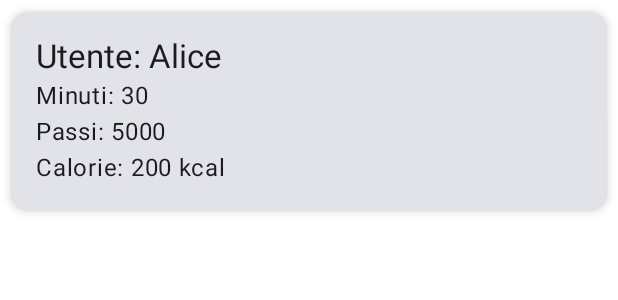
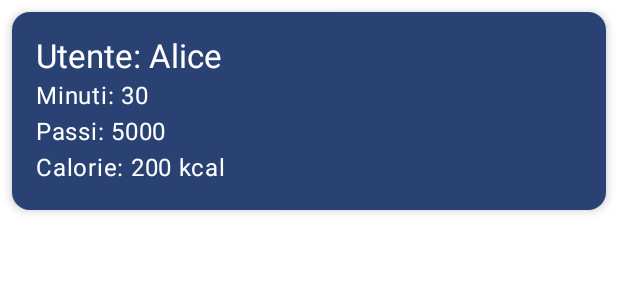
Before and after one commit to giuliocapo/GardenBuddy, an Android app built with Jetpack Compose: the @Preview function ActivityCardPreview, on a phone screen of 412 x 824 dp. Shown: the top 300 px of the screen. Run offline under Robolectric (Android 15) with nearby library versions, the phone set to English and light mode, and no system bars.

Commit message:
activityboardScreen working. I also created all APIs for other screens for activity

```diff
--- a/app/src/main/java/com/example/gardenbuddy/data/repositories/ActivityBoardRepository.kt
+++ b/app/src/main/java/com/example/gardenbuddy/data/repositories/ActivityBoardRepository.kt
@@ -13,7 +13,7 @@ object ActivityBoardRepository {
 
     // 1. Crea l'istanza di Retrofit, specificando la baseUrl del tuo server
     private val retrofit = Retrofit.Builder()
-        .baseUrl("https://your-pythonanywhere-url.com/") // Sostituisci con il TUO dominio
+        .baseUrl("https://lawrenzo.pythonanywhere.com/") // Sostituisci con il TUO dominio
         .addConverterFactory(GsonConverterFactory.create())
         .build()
 
--- a/app/src/main/java/com/example/gardenbuddy/ui/screens/activityboardscreen/ActivityBoardScreen.kt
+++ b/app/src/main/java/com/example/gardenbuddy/ui/screens/activityboardscreen/ActivityBoardScreen.kt
@@ -84,17 +84,32 @@ fun ActivityCard(activity: Activity) {
         modifier = Modifier
             .fillMaxWidth()
             .padding(8.dp),
+        colors = CardDefaults.cardColors(
+            containerColor = MaterialTheme.colorScheme.primary
+        ),
         elevation = CardDefaults.cardElevation(defaultElevation = 4.dp)
     ) {
         Column(modifier = Modifier.padding(16.dp)) {
-            Text(text = "Utente: ${activity.username}", style = MaterialTheme.typography.titleLarge)
-            Text(text = "Minuti: ${activity.minutes}")
-            Text(text = "Passi: ${activity.steps}")
-            Text(text = "Calorie: ${activity.calories} kcal")
+            Text(
+                text = "Utente: ${activity.username}",
+                style = MaterialTheme.typography.titleLarge,
+                color = MaterialTheme.colorScheme.onPrimary
+            )
+            Text(
+                text = "Minuti: ${activity.minutes}",
+                color = MaterialTheme.colorScheme.onPrimary
+            )
+            Text(
+                text = "Passi: ${activity.steps}",
+                color = MaterialTheme.colorScheme.onPrimary
+            )
+            Text(
+                text = "Calorie: ${activity.calories} kcal",
+                color = MaterialTheme.colorScheme.onPrimary
+            )
         }
     }
 }
-
 @Preview(showBackground = true)
 @Composable
 fun ActivityCardPreview() {
```
